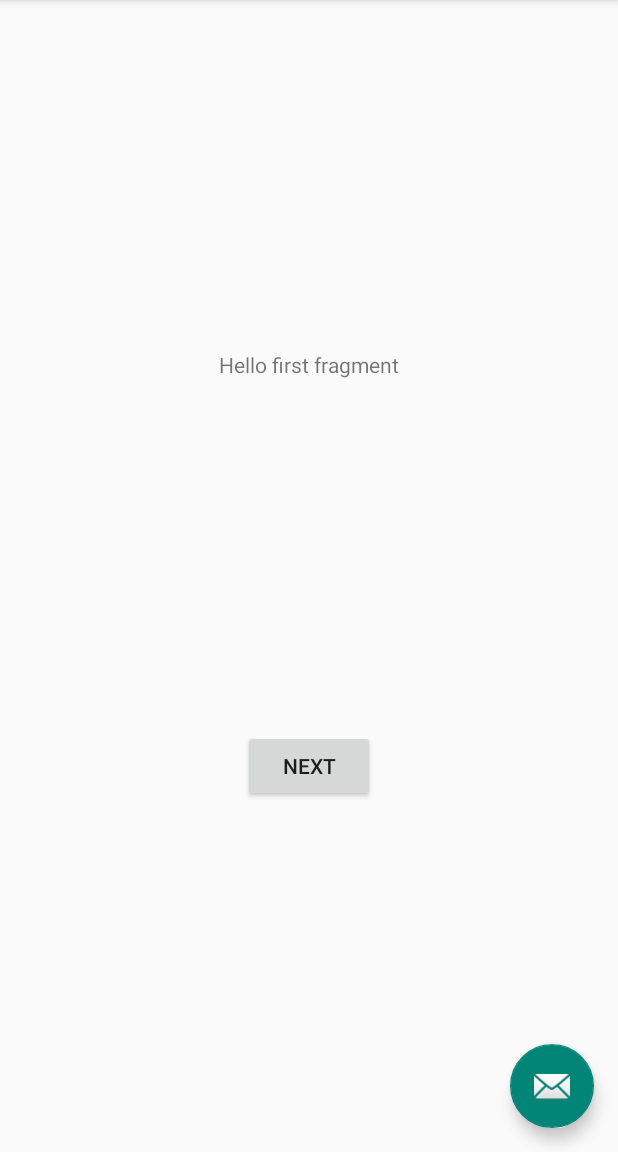
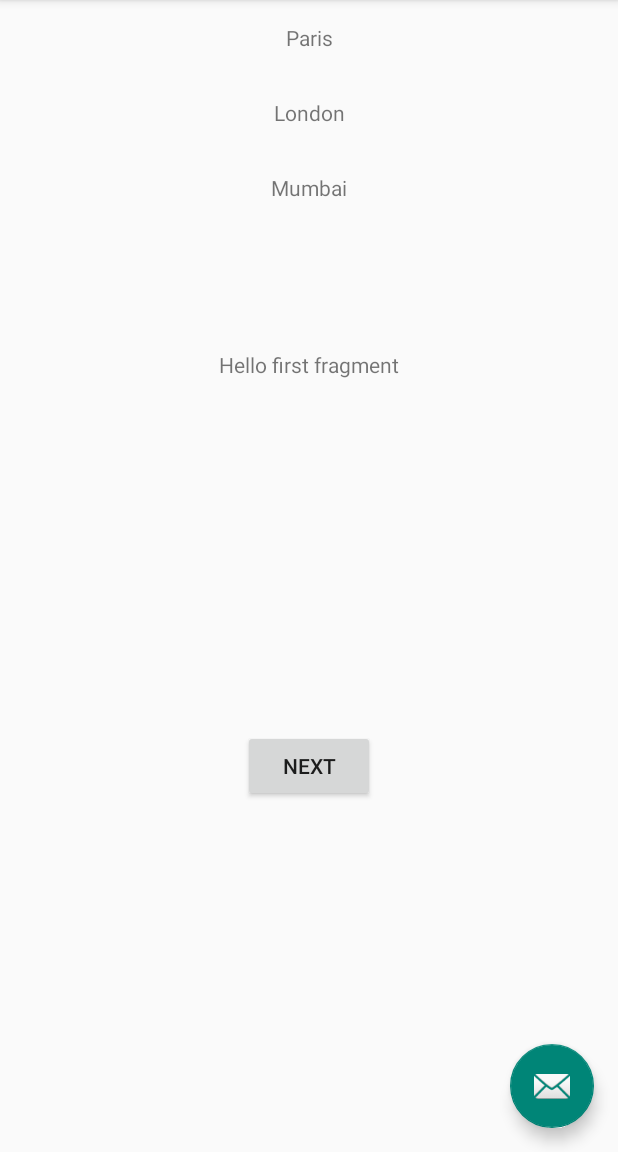
Before and after one commit to Wajdi923/RickAndMorty, an Android app: the screen it shows after launch (MainActivity), on a phone screen of 412 x 824 dp, the part 84-1236 px from its top. Run offline under Robolectric (Android 15) with nearby library versions, the light colour scheme and no system bars; 1 statement that could not run was skipped.

Commit message:
SearchBar+SplashScreen+Adapter+Recyclerview

```diff
--- a/app/src/main/java/com/example/rickandmorty/FirstFragment.kt
+++ /dev/null
@@ -1,31 +0,0 @@
-package com.example.rickandmorty
-
-import android.os.Bundle
-import androidx.fragment.app.Fragment
-import android.view.LayoutInflater
-import android.view.View
-import android.view.ViewGroup
-import android.widget.Button
-import androidx.navigation.fragment.findNavController
-
-/**
- * A simple [Fragment] subclass as the default destination in the navigation.
- */
-class FirstFragment : Fragment() {
-
-    override fun onCreateView(
-            inflater: LayoutInflater, container: ViewGroup?,
-            savedInstanceState: Bundle?
-    ): View? {
-        // Inflate the layout for this fragment
-        return inflater.inflate(R.layout.fragment_first, container, false)
-    }
-
-    override fun onViewCreated(view: View, savedInstanceState: Bundle?) {
-        super.onViewCreated(view, savedInstanceState)
-
-        view.findViewById<Button>(R.id.button_first).setOnClickListener {
-            findNavController().navigate(R.id.action_FirstFragment_to_SecondFragment)
-        }
-    }
-}
--- /dev/null
+++ b/app/src/main/java/com/example/rickandmorty/presentation/list/Character.kt
@@ -0,0 +1,7 @@
+package com.example.rickandmorty.presentation.list
+
+data class Character(
+
+    val name:String
+
+)
--- a/app/src/main/java/com/example/rickandmorty/presentation/list/RickAndMortyAdapter.kt
+++ b/app/src/main/java/com/example/rickandmorty/presentation/list/RickAndMortyAdapter.kt
@@ -7,7 +7,7 @@ import android.widget.TextView
 import androidx.recyclerview.widget.RecyclerView
 import com.example.rickandmorty.R
 
-class RickAndMortyAdapter(private val dataSet: Array<String>) :
+class RickAndMortyAdapter(private var dataSet: List<Character>) :
     RecyclerView.Adapter<RickAndMortyAdapter.ViewHolder>() {
 
     /**
@@ -23,6 +23,12 @@ class RickAndMortyAdapter(private val dataSet: Array<String>) :
         }
     }
 
+    fun updateList(list:List<Character>){
+        dataSet=list
+        notifyDataSetChanged()
+    }
+
+
     // Create new views (invoked by the layout manager)
     override fun onCreateViewHolder(viewGroup: ViewGroup, viewType: Int): ViewHolder {
         // Create a new view, which defines the UI of the list item
@@ -37,7 +43,8 @@ class RickAndMortyAdapter(private val dataSet: Array<String>) :
 
         // Get element from your dataset at this position and replace the
         // contents of the view with that element
-        viewHolder.textView.text = dataSet[position]
+        val character:Character=dataSet[position]
+        viewHolder.textView.text = character.name
     }
 
     // Return the size of your dataset (invoked by the layout manager)
--- /dev/null
+++ b/app/src/main/java/com/example/rickandmorty/presentation/list/RickAndMortyListFragment.kt
@@ -0,0 +1,49 @@
+package com.example.rickandmorty.presentation.list
+
+import android.os.Bundle
+import androidx.fragment.app.Fragment
+import android.view.LayoutInflater
+import android.view.View
+import android.view.ViewGroup
+import android.widget.Button
+import androidx.navigation.fragment.findNavController
+import androidx.recyclerview.widget.LinearLayoutManager
+import androidx.recyclerview.widget.RecyclerView
+import com.example.rickandmorty.R
+
+/**
+ * A simple [Fragment] subclass as the default destination in the navigation.
+ */
+class RickAndMortyListFragment : Fragment() {
+
+    private lateinit var recyclerView:RecyclerView
+    private val adapter=RickAndMortyAdapter(listOf())
+    private val layoutManager=LinearLayoutManager(context)
+
+    override fun onCreateView(
+            inflater: LayoutInflater, container: ViewGroup?,
+            savedInstanceState: Bundle?
+    ): View? {
+        // Inflate the layout for this fragment
+        return inflater.inflate(R.layout.fragment_rickandmortylist, container, false)
+    }
+
+    override fun onViewCreated(view: View, savedInstanceState: Bundle?) {
+        super.onViewCreated(view, savedInstanceState)
+
+        recyclerView=view.findViewById(R.id.rickandmorty_recyclerview)
+        recyclerView.apply {
+            adapter=this@RickAndMortyListFragment.adapter
+            layoutManager=this@RickAndMortyListFragment.layoutManager
+        }
+        val weatherList: ArrayList<Character> = arrayListOf<Character>().apply {
+            add(Character("Paris"))
+            add(Character("London"))
+            add(Character("Mumbai"))
+        }
+
+        adapter.updateList(weatherList)
+
+
+    }
+}
--- a/app/src/main/res/layout/fragment_first.xml
+++ b/app/src/main/res/layout/fragment_rickandmortylist.xml
@@ -4,7 +4,7 @@
     xmlns:tools="http://schemas.android.com/tools"
     android:layout_width="match_parent"
     android:layout_height="match_parent"
-    tools:context=".FirstFragment">
+    tools:context=".presentation.list.RickAndMortyListFragment">
 
     <TextView
         android:id="@+id/textview_first"
@@ -16,6 +16,16 @@
         app:layout_constraintStart_toStartOf="parent"
         app:layout_constraintTop_toTopOf="parent" />
 
+    <androidx.recyclerview.widget.RecyclerView
+        android:id="@+id/rickandmorty_recyclerview"
+        android:layout_width="match_parent"
+        android:layout_height="match_parent"
+        app:layout_constraintTop_toTopOf="parent"
+        app:layout_constraintStart_toStartOf="parent"
+        app:layout_constraintBottom_toBottomOf="parent"
+        app:layout_constraintEnd_toEndOf="parent"
+        />
+
     <Button
         android:id="@+id/button_first"
         android:layout_width="wrap_content"
--- a/app/src/main/res/layout/rickandmorty_item.xml
+++ b/app/src/main/res/layout/rickandmorty_item.xml
@@ -8,8 +8,8 @@
         android:id="@+id/character_name"
         android:layout_width="match_parent"
         android:layout_height="wrap_content"
+        android:textAlignment="center"
         app:layout_constraintTop_toTopOf="parent"
-        android:textAlignment="center"
         app:layout_constraintStart_toStartOf="parent"
         app:layout_constraintBottom_toBottomOf="parent"
         app:layout_constraintEnd_toEndOf="parent"
--- a/app/src/main/res/navigation/nav_graph.xml
+++ b/app/src/main/res/navigation/nav_graph.xml
@@ -7,9 +7,9 @@
 
     <fragment
         android:id="@+id/FirstFragment"
-        android:name="com.example.rickandmorty.FirstFragment"
+        android:name="com.example.rickandmorty.presentation.list.RickAndMortyListFragment"
         android:label="@string/first_fragment_label"
-        tools:layout="@layout/fragment_first">
+        tools:layout="@layout/fragment_rickandmortylist">
 
         <action
             android:id="@+id/action_FirstFragment_to_SecondFragment"
```
